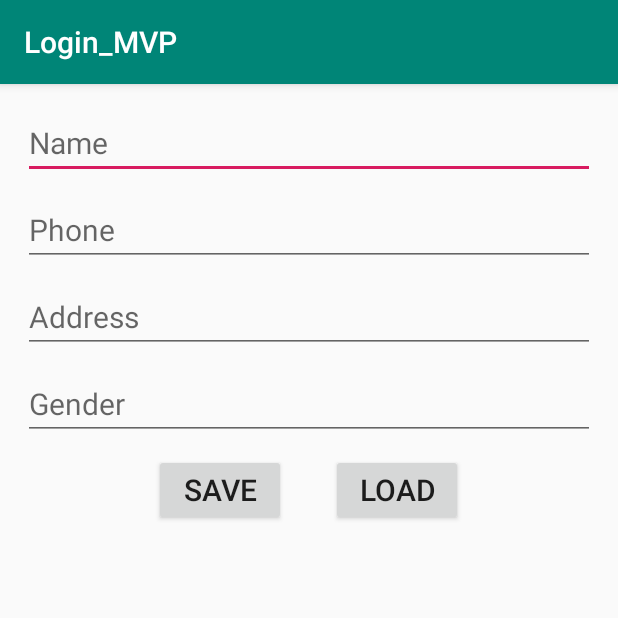
After one commit to kalimess16/Login_MVP, an Android app: the ListItemsView screen opened directly, with no data from a screen before it, on a phone screen of 412 x 824 dp, the top half of it. The commit adds this screen. Run offline under Robolectric (Android 15) with nearby library versions, the phone set to English and light mode, and no system bars.

Commit message:
Second MVP with SQL

```diff
--- a/app/src/main/java/com/example/login_mvp/data/source/DataSource.java
+++ b/app/src/main/java/com/example/login_mvp/data/source/DataSource.java
@@ -1,10 +1,15 @@
 package com.example.login_mvp.data.source;
+
+import com.example.login_mvp.data.model.Personal;
+import java.util.List;
 
 public interface DataSource {
     /**
      * Local
      */
     interface Local {
+        List<Personal> getAllPersonal();
 
+        void addPersonal(Personal personal);
     }
 }
--- a/app/src/main/java/com/example/login_mvp/data/source/local/DBManager.java
+++ b/app/src/main/java/com/example/login_mvp/data/source/local/DBManager.java
@@ -1,4 +1,92 @@
 package com.example.login_mvp.data.source.local;
 
-public class DBManager {
+import android.content.ContentValues;
+import android.content.Context;
+import android.database.Cursor;
+import android.database.sqlite.SQLiteDatabase;
+import android.database.sqlite.SQLiteOpenHelper;
+import androidx.annotation.Nullable;
+import com.example.login_mvp.R;
+import com.example.login_mvp.data.model.Personal;
+import com.example.login_mvp.data.source.DataSource;
+import java.util.ArrayList;
+import java.util.List;
+
+public class DBManager extends SQLiteOpenHelper{
+
+    private static final String DATABASE_NAME = "Information.db";
+    private static final int VERSION = 1;
+
+    private static final String TABLE_NAME = "personal";
+    private static final String ID = "id";
+    private static final String NAME = "name";
+    private static final String PHONE = "phone";
+    private static final String ADD = "address";
+    private static final String GENDER = "gender";
+
+    private Context mContext;
+
+    public DBManager(@Nullable Context context) {
+        super(context, DATABASE_NAME, null, VERSION);
+        mContext = context;
+    }
+
+    @Override
+    public void onCreate(SQLiteDatabase db) {
+        String sqlQuery = "CREATE TABLE "
+                + TABLE_NAME
+                + " ("
+                + ID
+                + " integer primary key, "
+                + NAME
+                + " "
+                + "TEXT, "
+                + PHONE
+                + " TEXT, "
+                + ADD
+                + " TEXT, "
+                + GENDER
+                + " "
+                + "TEXT)";
+        db.execSQL(sqlQuery);
+    }
+
+    public void onUpgrade(SQLiteDatabase db, int i, int i1) {
+        db.execSQL(mContext.getString(R.string.drop_table) + TABLE_NAME);
+        onCreate(db);
+    }
+
+    List<Personal> getAllPersonal() {
+        List<Personal> list = new ArrayList<>();
+        String sqlQuery = mContext.getString(R.string.selectALL) + " " + TABLE_NAME;
+
+        SQLiteDatabase db = this.getReadableDatabase();
+        Cursor cursor = db.rawQuery(sqlQuery, null);
+
+        if (cursor.moveToFirst()) {
+            do {
+                Personal p = new Personal();
+                p.setName(cursor.getString(1));
+                p.setPhone(cursor.getString(2));
+                p.setAdd(cursor.getString(3));
+                p.setGender(cursor.getString(4));
+                list.add(p);
+            } while (cursor.moveToNext());
+        }
+        db.close();
+        cursor.close();
+        return list;
+    }
+
+    void addPersonal(Personal personal) {
+        SQLiteDatabase database = this.getWritableDatabase();
+        ContentValues values = new ContentValues();
+        values.put(NAME, personal.getName());
+        values.put(PHONE, personal.getPhone());
+        values.put(ADD, personal.getAdd());
+        values.put(GENDER, personal.getGender());
+
+        database.insert(TABLE_NAME, null, values);
+        database.close();
+    }
 }
--- /dev/null
+++ b/app/src/main/java/com/example/login_mvp/data/source/local/LocalDataSource.java
@@ -0,0 +1,24 @@
+package com.example.login_mvp.data.source.local;
+
+import com.example.login_mvp.data.model.Personal;
+import com.example.login_mvp.data.source.DataSource;
+import java.util.List;
+
+public class LocalDataSource implements DataSource.Local {
+
+    private DBManager mDBManager;
+
+    public LocalDataSource(DBManager dbManager) {
+        mDBManager = dbManager;
+    }
+
+    @Override
+    public List<Personal> getAllPersonal() {
+       return mDBManager.getAllPersonal();
+    }
+
+    @Override
+    public void addPersonal(Personal personal) {
+        mDBManager.addPersonal(personal);
+    }
+}
--- /dev/null
+++ b/app/src/main/java/com/example/login_mvp/screen/List_View/IListViewContract.java
@@ -0,0 +1,28 @@
+package com.example.login_mvp.screen.List_View;
+
+import com.example.login_mvp.data.model.Personal;
+import com.example.login_mvp.screen.List_View.ListAdapter.ListAdapter;
+import com.example.login_mvp.utils.BasePresenter;
+import java.util.List;
+
+public interface IListViewContract {
+    /**
+     * View
+     */
+
+    interface View {
+        void clearText();
+        void onResult();
+    }
+
+    /**
+     * Presenter
+     */
+    interface Presenter extends BasePresenter<View> {
+        void clear();
+        void insertData();
+        Personal createPersonal(String name,String phone,String add,String gen);
+        List<Personal> addPersonals();
+        void reload(ListAdapter listAdapter);
+    }
+}
--- /dev/null
+++ b/app/src/main/java/com/example/login_mvp/screen/List_View/ListAdapter/ListAdapter.java
@@ -0,0 +1,56 @@
+package com.example.login_mvp.screen.List_View.ListAdapter;
+
+import android.content.Context;
+import android.view.LayoutInflater;
+import android.view.View;
+import android.view.ViewGroup;
+import android.widget.ArrayAdapter;
+import android.widget.TextView;
+import androidx.annotation.NonNull;
+import androidx.annotation.Nullable;
+import com.example.login_mvp.R;
+import com.example.login_mvp.data.model.Personal;
+import java.util.List;
+
+public class ListAdapter extends ArrayAdapter {
+
+    private Context mContext;
+    private List<Personal> mPersonalList;
+
+    public ListAdapter(@NonNull Context context, int resource, @NonNull List<Personal> objects) {
+        super(context, resource, objects);
+        this.mPersonalList = objects;
+        this.mContext = context;
+    }
+
+    @NonNull
+    @Override
+    public View getView(int position, @Nullable View convertView, @NonNull ViewGroup parent) {
+        ViewHolder viewHolder;
+        if (convertView == null){
+            convertView = LayoutInflater.from(mContext).inflate(R.layout.items_lists,parent,false);
+            viewHolder = new ViewHolder();
+            viewHolder.mTextName = convertView.findViewById(R.id.text_itemName);
+            viewHolder.mTextPhone = convertView.findViewById(R.id.text_itemPhone);
+            viewHolder.mTextAdd = convertView.findViewById(R.id.text_itemAdd);
+            viewHolder.mTextGender = convertView.findViewById(R.id.text_itemGender);
+
+            convertView.setTag(viewHolder);
+        }else {
+            viewHolder = (ViewHolder) convertView.getTag();
+        }
+
+        Personal personal = mPersonalList.get(position);
+        viewHolder.mTextName.setText(personal.getName());
+        viewHolder.mTextPhone.setText(personal.getPhone());
+        viewHolder.mTextAdd.setText(personal.getAdd());
+        viewHolder.mTextGender.setText(personal.getGender());
+
+        return convertView;
+
+    }
+
+    private class ViewHolder{
+        private TextView mTextName,mTextPhone,mTextAdd,mTextGender;
+    }
+}
--- /dev/null
+++ b/app/src/main/java/com/example/login_mvp/screen/List_View/ListItemsPresenter.java
@@ -0,0 +1,62 @@
+package com.example.login_mvp.screen.List_View;
+
+import android.content.Context;
+import android.widget.Toast;
+import com.example.login_mvp.data.model.Personal;
+import com.example.login_mvp.data.source.local.LocalDataSource;
+import com.example.login_mvp.screen.List_View.ListAdapter.ListAdapter;
+import java.util.ArrayList;
+import java.util.List;
+
+public class ListItemsPresenter implements IListViewContract.Presenter {
+
+    private IListViewContract.View mView;
+    private LocalDataSource mDataSource;
+    private List<Personal> mPersonals;
+    private Context mContext;
+
+    ListItemsPresenter(LocalDataSource local, IListViewContract.View view,Context context) {
+        mView = view;
+        mDataSource = local;
+        mContext = context;
+    }
+
+    @Override
+    public void clear() {
+        mView.clearText();
+    }
+
+    @Override
+    public void insertData() {
+        if (mPersonal!=null){
+            mDataSource.addPersonal(mPersonal);
+        }
+        Toast.makeText(mContext, "Success Insert", Toast.LENGTH_SHORT).show();
+    }
+
+    private Personal mPersonal;
+    @Override
+    public Personal createPersonal(String name, String phone, String add, String gen) {
+        mPersonal = new Personal(name,phone,add,gen);
+        return mPersonal;
+    }
+
+    @Override
+    public void setView(IListViewContract.View view) {
+        mView = view;
+    }
+    @Override
+    public List<Personal> addPersonals(){
+        mPersonals =  mDataSource.getAllPersonal();
+       return mPersonals;
+    }
+
+    @Override
+    public void reload(ListAdapter listAdapter) {
+        mPersonals.clear();
+        List<Personal> list = mDataSource.getAllPersonal();
+        mPersonals.addAll(list);
+        listAdapter.notifyDataSetChanged();
+        Toast.makeText(mContext, "Done", Toast.LENGTH_SHORT).show();
+    }
+}
--- /dev/null
+++ b/app/src/main/java/com/example/login_mvp/screen/List_View/ListItemsView.java
@@ -0,0 +1,83 @@
+package com.example.login_mvp.screen.List_View;
+
+import android.os.Bundle;
+import android.view.View;
+import android.widget.EditText;
+import android.widget.ListView;
+import androidx.appcompat.app.AppCompatActivity;
+import com.example.login_mvp.R;
+import com.example.login_mvp.data.model.Personal;
+import com.example.login_mvp.data.source.local.DBManager;
+import com.example.login_mvp.data.source.local.LocalDataSource;
+import com.example.login_mvp.screen.List_View.ListAdapter.ListAdapter;
+import java.util.List;
+
+public class ListItemsView extends AppCompatActivity implements IListViewContract.View {
+
+    private EditText mName,mPhone,mAdd,mgender;
+    private IListViewContract.Presenter mPresenter;
+    private ListView mListView;
+    private ListAdapter mListAdapter;
+    private List<Personal> mList;
+
+    @Override
+    protected void onCreate(Bundle savedInstanceState) {
+        super.onCreate(savedInstanceState);
+        setContentView(R.layout.list_items);
+        initView();
+
+        // setAdapter
+        mList = mPresenter.addPersonals();
+        setMyAdapter();
+    }
+
+    private void initView() {
+        mListView = findViewById(R.id.list_view);
+        mName = findViewById(R.id.text_name);
+        mPhone = findViewById(R.id.text_phone);
+        mAdd = findViewById(R.id.text_add);
+        mgender = findViewById(R.id.text_gender);
+        // khoi tao luong
+        mPresenter = new ListItemsPresenter(new LocalDataSource(new DBManager(getApplicationContext())),this,this);
+    }
+    // show list view
+
+    private void setMyAdapter() {
+        if (mListAdapter == null)
+            mListAdapter = new ListAdapter(this,R.layout.items_lists,mList);
+        mListView.setAdapter(mListAdapter);
+    }
+
+    @Override
+    public void clearText() {
+        mName.setText("");
+        mPhone.setText("");
+        mAdd.setText("");
+        mgender.setText("");
+    }
+
+    @Override
+    public void onResult() {
+
+    }
+
+    public void onClick(View view) {
+        int getId = view.getId();
+        String name = mName.getText().toString();
+        String phone = mName.getText().toString();
+        String add = mName.getText().toString();
+        String gender = mName.getText().toString();
+        mPresenter.createPersonal(name,phone,add,gender);
+        if (getId == R.id.button_save){
+            // insert
+            mPresenter.insertData();
+            mPresenter.clear();
+        }else {
+            // reload
+            mPresenter.reload(mListAdapter);
+        }
+    }
+
+
+
+}
--- a/app/src/main/java/com/example/login_mvp/screen/ILoginContract.java
+++ b/app/src/main/java/com/example/login_mvp/screen/Login/ILoginContract.java
@@ -1,4 +1,4 @@
-package com.example.login_mvp.screen;
+package com.example.login_mvp.screen.Login;
 
 import com.example.login_mvp.utils.BasePresenter;
 
--- a/app/src/main/java/com/example/login_mvp/screen/LoginPresenterCompl.java
+++ b/app/src/main/java/com/example/login_mvp/screen/Login/LoginPresenterCompl.java
@@ -1,4 +1,4 @@
-package com.example.login_mvp.screen;
+package com.example.login_mvp.screen.Login;
 
 import android.os.Build;
 import android.os.Handler;
@@ -48,6 +48,6 @@ public class LoginPresenterCompl implements ILoginContract.Presenter {
 
     @Override
     public void setView(ILoginContract.View view) {
-
+        mView = view;
     }
 }
--- a/app/src/main/java/com/example/login_mvp/screen/MainActivity.java
+++ b/app/src/main/java/com/example/login_mvp/screen/Login/MainActivity.java
@@ -1,5 +1,6 @@
-package com.example.login_mvp.screen;
+package com.example.login_mvp.screen.Login;
 
+import android.content.Intent;
 import android.os.Build;
 import android.os.Bundle;
 import android.view.View;
@@ -10,6 +11,7 @@ import android.widget.Toast;
 import androidx.annotation.RequiresApi;
 import androidx.appcompat.app.AppCompatActivity;
 import com.example.login_mvp.R;
+import com.example.login_mvp.screen.List_View.ListItemsView;
 
 public class MainActivity extends AppCompatActivity implements ILoginContract.View {
 
@@ -71,6 +73,8 @@ public class MainActivity extends AppCompatActivity implements ILoginContract.Vi
         mLogin.setEnabled(true);
         if (result) {
             Toast.makeText(this, "Login Success " , Toast.LENGTH_SHORT).show();
+            Intent intent = new Intent(this, ListItemsView.class);
+            startActivity(intent);
         }else {
             Toast.makeText(this, "Fail Somethings " + code, Toast.LENGTH_SHORT).show();
         }
--- a/app/src/main/res/layout/list_items.xml
+++ b/app/src/main/res/layout/list_items.xml
@@ -1,6 +1,98 @@
 <?xml version="1.0" encoding="utf-8"?>
-<LinearLayout xmlns:android="http://schemas.android.com/apk/res/android"
-    android:orientation="vertical" android:layout_width="match_parent"
-    android:layout_height="match_parent">
+<RelativeLayout xmlns:tools="http://schemas.android.com/tools"
+    android:layout_width="match_parent"
+    android:layout_height="match_parent"
+    xmlns:android="http://schemas.android.com/apk/res/android"
+    android:orientation="vertical"
+    android:padding="@dimen/dp_10"
+    >
+    <RelativeLayout
+        android:padding="@dimen/dp_5"
+        android:id="@+id/relative_main"
+        android:layout_width="match_parent"
+        android:layout_height="wrap_content">
+        <EditText
+            android:id="@+id/text_name"
+            android:textSize="@dimen/sp_20"
+            android:hint="@string/name"
+            android:layout_width="match_parent"
+            android:layout_height="wrap_content"
+            android:inputType="textImeMultiLine"
+            android:importantForAutofill="no"
+            />
+        <EditText
+            android:inputType="number"
+            android:textSize="@dimen/sp_20"
+            android:hint="@string/phone"
+            android:layout_marginTop="@dimen/dp_10"
+            android:layout_below="@id/text_name"
+            android:id="@+id/text_phone"
+            android:layout_width="match_parent"
+            android:layout_height="wrap_content"
+            android:importantForAutofill="no"
+            tools:ignore="TextFields"
+            />
+        <EditText
+            android:inputType="textImeMultiLine"
+            android:layout_marginTop="@dimen/dp_10"
+            android:layout_below="@id/text_phone"
+            android:textSize="@dimen/sp_20"
+            android:hint="@string/address"
+            android:id="@+id/text_add"
+            android:layout_width="match_parent"
+            android:layout_height="wrap_content"
+            android:importantForAutofill="no"
+            />
+        <EditText
+            android:inputType="textImeMultiLine"
+            android:layout_marginTop="@dimen/dp_10"
+            android:layout_below="@id/text_add"
+            android:textSize="@dimen/sp_20"
+            android:id="@+id/text_gender"
+            android:hint="@string/gender"
+            android:layout_width="match_parent"
+            android:layout_height="wrap_content"
+            android:importantForAutofill="no"
+            />
+    </RelativeLayout>
+    <RelativeLayout
+        android:padding="@dimen/dp_4"
+        android:gravity="center"
+        android:id="@+id/relative_button"
+        android:layout_below="@id/relative_main"
+        android:layout_width="match_parent"
+        android:layout_height="wrap_content">
+        <Button
+            android:onClick="onClick"
+            android:id="@+id/button_save"
+            android:text="@string/save"
+            android:textSize="@dimen/sp_20"
+            android:layout_width="wrap_content"
+            android:layout_height="wrap_content"
+            />
+        <Button
+            android:layout_marginLeft="@dimen/dp_30"
+            android:onClick="onClick"
+            android:layout_toRightOf="@id/button_save"
+            android:id="@+id/button_load"
+            android:text="@string/load"
+            android:textSize="@dimen/sp_20"
+            android:layout_width="wrap_content"
+            android:layout_height="wrap_content"
+            android:layout_toEndOf="@id/button_save"
+            android:layout_marginStart="@dimen/dp_30"
+            />
+    </RelativeLayout>
+    <RelativeLayout
+        android:padding="@dimen/dp_5"
+        android:layout_below="@id/relative_button"
+        android:layout_width="match_parent"
+        android:layout_height="wrap_content">
 
-</LinearLayout>
+        <ListView
+            android:padding="@dimen/dp_5"
+            android:id="@+id/list_view"
+            android:layout_width="match_parent"
+            android:layout_height="match_parent"/>
+    </RelativeLayout>
+</RelativeLayout>
--- a/app/src/main/res/values/dimens.xml
+++ b/app/src/main/res/values/dimens.xml
@@ -5,4 +5,8 @@
     <dimen name="dp_3">3dp</dimen>
     <dimen name="dp_40">40dp</dimen>
     <dimen name="sp_20">20sp</dimen>
+    <dimen name="dp_5">5dp</dimen>
+    <dimen name="dp_60">60dp</dimen>
+    <dimen name="dp_30">30dp</dimen>
+    <dimen name="dp_50">50dp</dimen>
 </resources>
--- a/app/src/main/res/values/strings.xml
+++ b/app/src/main/res/values/strings.xml
@@ -5,4 +5,16 @@
     <string name="login">Login</string>
     <string name="clear">Clear</string>
     <string name="correct_user_mvp_mvp">correct user: mvp, mvp</string>
+    <string name="name">Name</string>
+    <string name="phone">Phone</string>
+    <string name="address">Address</string>
+    <string name="gender">Gender</string>
+    <string name="save">Save</string>
+    <string name="load">Load</string>
+    <string name="set_name">Set name</string>
+    <string name="set_phone">Set Phone</string>
+    <string name="set_gender">Set Gender</string>
+    <string name="drop_table">DROP TABLE IF EXISTS</string>
+    <string name="set_address">Set Address</string>
+    <string name="selectALL">Select * from</string>
 </resources>
```
Also changed, not shown: app/src/main/AndroidManifest.xml (+7 -2 lines), app/src/main/java/com/example/login_mvp/data/model/Personal.java (added, +88 -0 lines), app/src/main/res/layout/items_lists.xml (added, +48 -0 lines), app/build.gradle (indentation only).
